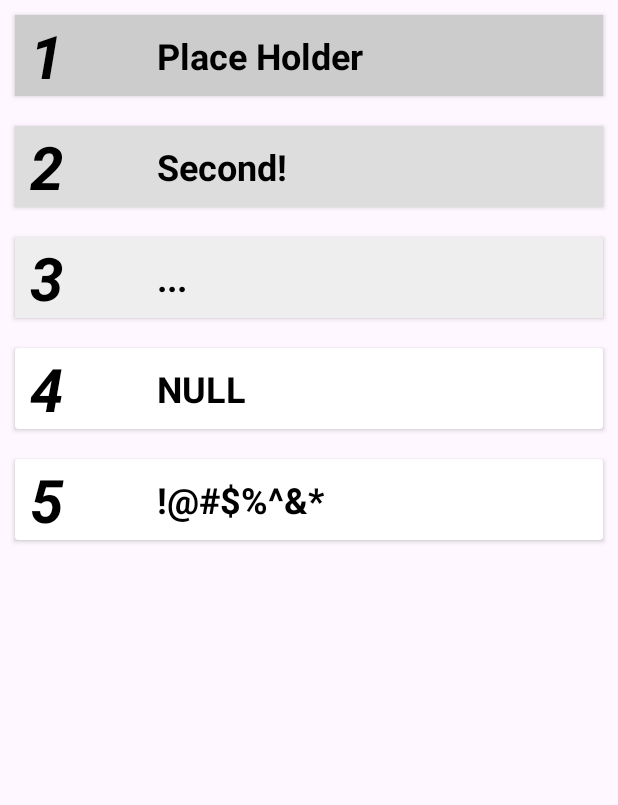
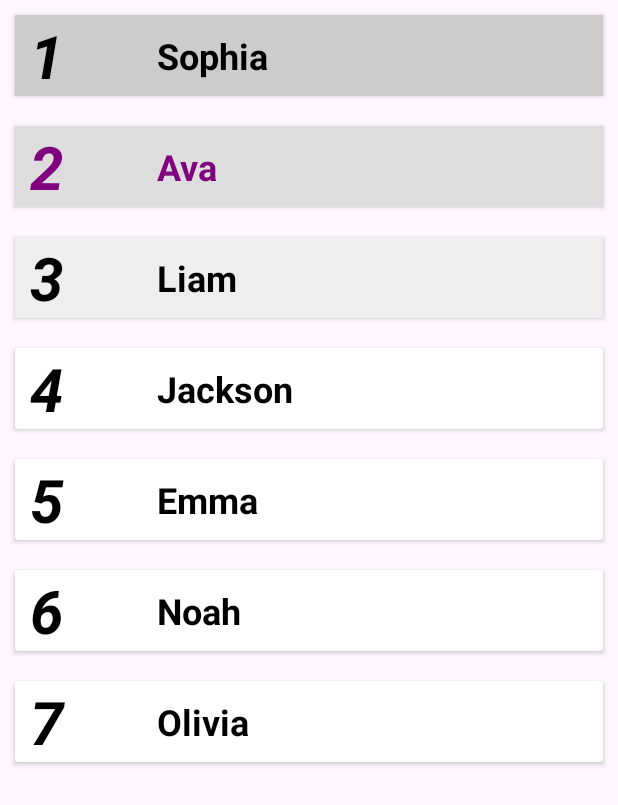
Before and after one commit to Farengon/6300Local, an Android app: the RankingActivity screen opened directly, with no data from a screen before it, on a phone screen of 412 x 824 dp. Shown: the top 805 px of the screen. Run offline under Robolectric (Android 15) with nearby library versions, the phone set to English and light mode, and no system bars.

Commit message:
Complete Ranking Functionality

```diff
--- a/WindowsOS/app/src/main/java/gtsi/sdp/windowsos/ClassroomItemAdapter.java
+++ b/WindowsOS/app/src/main/java/gtsi/sdp/windowsos/ClassroomItemAdapter.java
@@ -37,7 +37,7 @@ public class ClassroomItemAdapter extends RecyclerView.Adapter<ClassroomItemAdap
         }
 
         public void bind(Classroom classroom, View.OnClickListener clickListener) {
-            roomNumberTextView.setText("Classroom 40" + String.valueOf(classroom.getRoomNumber()));
+            roomNumberTextView.setText("Classroom " + String.valueOf(classroom.getRoomNumber()));
             hintTextView.setText(classroom.getHint());
             itemView.setClickable(classroom.getIsClickable());
 
--- a/WindowsOS/app/src/main/java/gtsi/sdp/windowsos/HistoryItemAdapter.java
+++ b/WindowsOS/app/src/main/java/gtsi/sdp/windowsos/HistoryItemAdapter.java
@@ -11,6 +11,7 @@ import androidx.cardview.widget.CardView;
 import androidx.recyclerview.widget.RecyclerView;
 
 import java.util.ArrayList;
+import java.util.Collections;
 import java.util.List;
 
 import gtsi.sdp.windowsos.models.History;
@@ -34,6 +35,7 @@ public class HistoryItemAdapter extends RecyclerView.Adapter<HistoryItemAdapter.
     }
 
     public HistoryItemAdapter (List<History> arg) {
+        Collections.reverse(arg);
         this.history_list = arg;
     }
 
--- a/WindowsOS/app/src/main/java/gtsi/sdp/windowsos/MainActivity.java
+++ b/WindowsOS/app/src/main/java/gtsi/sdp/windowsos/MainActivity.java
@@ -63,7 +63,7 @@ public class MainActivity extends AppCompatActivity {
         add_button.setOnClickListener(new View.OnClickListener() {
             @Override
             public void onClick(View view) {
-                Classroom classroom = new Classroom(1 + adapter.getItemCount(), "window not close", true);
+                Classroom classroom = new Classroom(401 + adapter.getItemCount(), "window not close", true);
                 classroom.setCompleted(false);
                 adapter.add_item(classroom);
             }
--- a/WindowsOS/app/src/main/java/gtsi/sdp/windowsos/ProfileActivity.java
+++ b/WindowsOS/app/src/main/java/gtsi/sdp/windowsos/ProfileActivity.java
@@ -69,8 +69,10 @@ public class ProfileActivity extends AppCompatActivity {
         task_num.setText(String.valueOf(TaskManager.getInstance().getTaskList().size()));
         history_num.setText(String.valueOf(TaskManager.getInstance().getHistoryList().size()));
 
+        // ranking
         TextView rank = findViewById(R.id.num_ranking);
-        rank.setText(String.valueOf(1));
+        int ranking = TaskManager.getInstance().getRank().getRanking();
+        rank.setText(String.valueOf(ranking));
     }
 
 }
--- a/WindowsOS/app/src/main/java/gtsi/sdp/windowsos/RankingActivity.java
+++ b/WindowsOS/app/src/main/java/gtsi/sdp/windowsos/RankingActivity.java
@@ -7,34 +7,33 @@ import androidx.recyclerview.widget.LinearLayoutManager;
 import androidx.recyclerview.widget.RecyclerView;
 
 import java.util.ArrayList;
+import java.util.Collections;
+import java.util.Comparator;
+import java.util.List;
 
-import gtsi.sdp.windowsos.models.History;
+import gtsi.sdp.windowsos.models.Rank;
 import gtsi.sdp.windowsos.models.TaskManager;
 
 public class RankingActivity extends AppCompatActivity {
     private RecyclerView ranking_list_view;
     private RankingItemAdapter adapter;
+    private List<Rank> rankingList;
+
 
     protected void onCreate(Bundle savedInstanceState) {
         super.onCreate(savedInstanceState);
         setContentView(R.layout.activity_ranking);
-
         ranking_list_view = findViewById(R.id.ranking_list);
 
-        adapter = new RankingItemAdapter(initList());
+        // get current rankingList
+        rankingList = TaskManager.getInstance().getRankingList();
+        TaskManager.calculateRankings(rankingList);
+        adapter = new RankingItemAdapter(rankingList);
         LinearLayoutManager manager = new LinearLayoutManager(this);
         manager.setOrientation(LinearLayoutManager.VERTICAL);
         ranking_list_view.setLayoutManager(manager);
         ranking_list_view.setAdapter(adapter);
     }
 
-    private ArrayList<String> initList() {
-        ArrayList<String> rl = new ArrayList<>();
-        rl.add("Place Holder");
-        rl.add("Second!");
-        rl.add("...");
-        rl.add("NULL");
-        rl.add("!@#$%^&*");
-        return rl;
-    }
+
 }
--- a/WindowsOS/app/src/main/java/gtsi/sdp/windowsos/RankingItemAdapter.java
+++ b/WindowsOS/app/src/main/java/gtsi/sdp/windowsos/RankingItemAdapter.java
@@ -2,6 +2,7 @@ package gtsi.sdp.windowsos;
 
 import android.annotation.SuppressLint;
 import android.graphics.Color;
+import android.graphics.Typeface;
 import android.view.LayoutInflater;
 import android.view.View;
 import android.view.ViewGroup;
@@ -13,9 +14,11 @@ import androidx.recyclerview.widget.RecyclerView;
 import java.util.List;
 
 import gtsi.sdp.windowsos.models.History;
+import gtsi.sdp.windowsos.models.Rank;
+import gtsi.sdp.windowsos.models.TaskManager;
 
 public class RankingItemAdapter extends RecyclerView.Adapter<RankingItemAdapter.ViewHolder> {
-    private List<String> ranking_list;
+    private List<Rank> ranking_list;
 
     public static class ViewHolder extends RecyclerView.ViewHolder {
         private TextView ranking;
@@ -32,7 +35,7 @@ public class RankingItemAdapter extends RecyclerView.Adapter<RankingItemAdapter.
         }
     }
 
-    public RankingItemAdapter (List<String> arg) {
+    public RankingItemAdapter (List<Rank> arg) {
         this.ranking_list = arg;
     }
 
@@ -54,7 +57,16 @@ public class RankingItemAdapter extends RecyclerView.Adapter<RankingItemAdapter.
         // Get element from your dataset at this position and replace the
         // contents of the view with that element
         viewHolder.ranking.setText(Integer.toString(position+1));
-        viewHolder.nickname.setText(ranking_list.get(position));
+        viewHolder.nickname.setText(ranking_list.get(position).getStuName());
+
+        Rank currentUserRank = TaskManager.getInstance().getRank();
+        int currentUserRanking = currentUserRank.getRanking();
+
+        // Set Bold for current user in the ranking list
+        if (position == currentUserRanking - 1) {
+            viewHolder.ranking.setTextColor(Color.parseColor("#800080"));
+            viewHolder.nickname.setTextColor(Color.parseColor("#800080"));
+        }
 
         if (position == 0) {
             viewHolder.card_view.setBackgroundColor(Color.parseColor("#CCCCCC"));
@@ -65,7 +77,8 @@ public class RankingItemAdapter extends RecyclerView.Adapter<RankingItemAdapter.
         else if (position == 2) {
             viewHolder.card_view.setBackgroundColor(Color.parseColor("#EEEEEE"));
         }
-        // TODO: Set color (highlight) for current user in the ranking list
+
+
     }
 
     @Override
@@ -74,7 +87,7 @@ public class RankingItemAdapter extends RecyclerView.Adapter<RankingItemAdapter.
     }
 
     public void add_item(String r) {
-        ranking_list.add(0, r);
+//        ranking_list.add(0, r);
 //        notifyItemInserted(0);
         notifyDataSetChanged();
     }
--- /dev/null
+++ b/WindowsOS/app/src/main/java/gtsi/sdp/windowsos/models/Rank.java
@@ -0,0 +1,28 @@
+package gtsi.sdp.windowsos.models;
+
+public class Rank {
+
+    private String stuName;
+    private float score;
+    private int ranking;
+
+    public Rank(String stuName, float score, int ranking) {
+        this.stuName = stuName;
+        this.score = score;
+        this.ranking = ranking;
+    }
+
+    public String getStuName() { return stuName; }
+
+    public float getScore() { return score; }
+
+    public int getRanking() { return ranking; }
+
+    public void setScore(float score) { this.score = score; }
+    public void setRanking(int rank) { this.ranking = rank; }
+    public float calculateScore( int badHistory, int goodHistory ) {
+        score = (float) (goodHistory - badHistory * 0.5);
+        return score;
+    }
+
+}
--- a/WindowsOS/app/src/main/java/gtsi/sdp/windowsos/models/Task.java
+++ b/WindowsOS/app/src/main/java/gtsi/sdp/windowsos/models/Task.java
@@ -67,7 +67,7 @@ public class Task{
                 countdownMillis = 0;
                 removeTask();
                 setClassroomClickable();
-                addHistory();
+                addBadHistory();
                 // Notify observers
                 // or update UI if needed
                 notifyObservers();
@@ -83,7 +83,7 @@ public class Task{
         ClassroomManager.getInstance().setClassroomClickable(this.getRoomNumber());
     }
 
-    private void addHistory() {
+    private void addBadHistory() {
         TaskManager.getInstance().addBadHistory(this);
     }
 
--- a/WindowsOS/app/src/main/java/gtsi/sdp/windowsos/models/TaskManager.java
+++ b/WindowsOS/app/src/main/java/gtsi/sdp/windowsos/models/TaskManager.java
@@ -1,6 +1,8 @@
 package gtsi.sdp.windowsos.models;
 
 import java.util.ArrayList;
+import java.util.Collections;
+import java.util.Comparator;
 import java.util.List;
 
 import gtsi.sdp.windowsos.MyApplication;
@@ -9,10 +11,19 @@ public class TaskManager {
     private static TaskManager instance;
     private List<Task> taskList;
     private List<History> historyList;
+    private Rank rank;
+    private List<Rank> rankingList;
 
     private TaskManager() {
+        rank = new Rank("Ava", 0, 1);
         taskList = new ArrayList<>();
         historyList = new ArrayList<>();
+        rankingList = new ArrayList<>();
+        initHistory(historyList);
+        initRankingList(rankingList);
+
+        rank = getRank();
+        rankingList.add(rank);
     }
 
     public static synchronized TaskManager getInstance() {
@@ -26,24 +37,87 @@ public class TaskManager {
         return taskList;
     }
     public List<History> getHistoryList() { return historyList; }
+    public Rank getRank() {
+        rank.setScore(rank.calculateScore(numBadHistory(), numGoodHistory()));
+        calculateRankings(rankingList);
+        return rank;
+    }
 
+    public List<Rank> getRankingList() { return rankingList; }
+
+
+    // Task Operation
     public void addTask(Task task) {
         taskList.add(task);
     }
 
     public void removeTask(Task task) { taskList.remove(task); }
 
+    // History Operation
+
     public void addGoodHistory(Task task) {
-        // if task is completed in defined time
-        historyList.add(new History("Classroom" + task.getRoomNumber(), task.getHint(), true));
+        // if task is completed in predefined time
+        historyList.add(new History("Classroom " + task.getRoomNumber(), task.getHint(), true));
     }
 
     public void addBadHistory(Task task) {
-        // if task not finished in defined time, or cancel by user
-        historyList.add(new History("Classroom" + task.getRoomNumber(), task.getHint(), false));
+        // if task not finished in predefined time, or cancel by user
+        historyList.add(new History("Classroom " + task.getRoomNumber(), task.getHint(), false));
+    }
+
+    private int numGoodHistory() {
+        int i = 0;
+        for(History history : historyList) {
+            if (history.getDone() == true) {
+                i++;
+            }
+        }
+        return i;
+    }
+
+    private int numBadHistory() {
+        int i = 0;
+        for(History history : historyList) {
+            if(history.getDone() == false) { i++; }
+        }
+        return i;
+    }
+
+    private static void initHistory(List<History> historyList) {
+        historyList.add(new History("Classroom 408", "window not close", true));
+        historyList.add(new History("Classroom 401", "window not close", true));
+        historyList.add(new History("Classroom 406", "window not close", true));
+        historyList.add(new History("Classroom 407", "window not close", true));
+        historyList.add(new History("Classroom 412", "window not close", false));
+        historyList.add(new History("Classroom 405", "window not close", true));
+        historyList.add(new History("Classroom 408", "window not close", true));
+        historyList.add(new History("Classroom 402", "window not close", true));
+    }
+
+    // Ranking
+
+    public static void calculateRankings(List<Rank> rankingList) {
+        // Apply Comparator and Collections.sort() to sort rankingList
+        Collections.sort(rankingList, Comparator.comparingDouble(Rank::getScore).reversed());
+
+        // update ranking
+        for (int i = 0; i < rankingList.size(); i++) {
+            rankingList.get(i).setRanking(i + 1);
+        }
+    }
+
+    private static void initRankingList(List<Rank> rankingList) {
+        rankingList.add(new Rank("Emma", 3, 1));
+        rankingList.add(new Rank("Liam", 6, 2));
+        rankingList.add(new Rank("Olivia", 0, 1));
+        rankingList.add(new Rank("Noah", 1, 2));
+        rankingList.add(new Rank("Sophia", 7, 1));
+        rankingList.add(new Rank("Jackson", 4, 2));
+
     }
 
     public void initialize(MyApplication myApplication) {
         // get the task & history list from db
     }
+
 }
--- a/WindowsOS/app/src/main/res/layout/activity_profile.xml
+++ b/WindowsOS/app/src/main/res/layout/activity_profile.xml
@@ -31,7 +31,7 @@
             android:id="@+id/me_login"
             android:layout_width="wrap_content"
             android:layout_height="wrap_content"
-            android:text="Log in"
+            android:text="Hello! Ava."
             android:textSize="30dp"/>
 
         <ImageView
```
Also changed, not shown: 1 other file.
